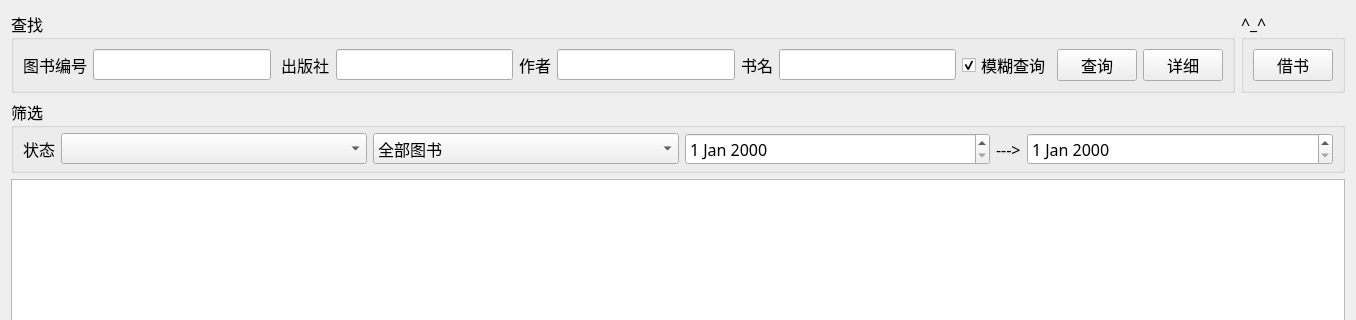
Above: BookWidget.ui from zy98/LibraryManagement before the change; both pictures show x 0 to 1356 and y 0 to 320 of the 1356 by 688 pixel window. Below: the same form after it.
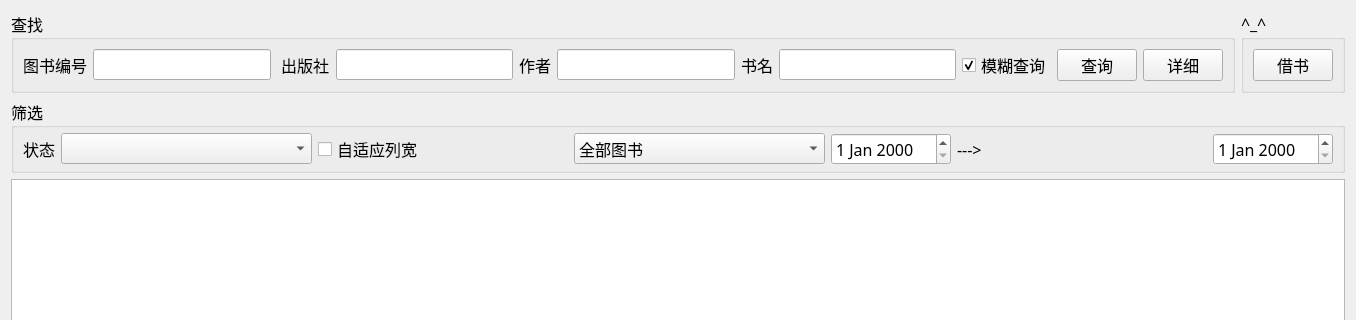
That is the form after the change.

The edit to the form file:
```diff
--- a/BookWidget.ui
+++ b/BookWidget.ui
@@ -146,13 +146,41 @@
      <property name="title">
       <string>筛选</string>
      </property>
-     <layout class="QGridLayout" name="gridlayout_match" columnstretch="0,2,2,2,0,2">
+     <layout class="QGridLayout" name="gridlayout_match" columnstretch="0,2,2,2,0,2,0">
       <property name="topMargin">
        <number>5</number>
       </property>
       <property name="bottomMargin">
        <number>5</number>
       </property>
+      <item row="0" column="4">
+       <widget class="QDateEdit" name="dateEdit"/>
+      </item>
+      <item row="0" column="3">
+       <widget class="QComboBox" name="comboBox">
+        <item>
+         <property name="text">
+          <string>全部图书</string>
+         </property>
+        </item>
+        <item>
+         <property name="text">
+          <string>出版日期</string>
+         </property>
+        </item>
+        <item>
+         <property name="text">
+          <string>入库日期</string>
+         </property>
+        </item>
+       </widget>
+      </item>
+      <item row="0" column="6">
+       <widget class="QDateEdit" name="dateEdit_2"/>
+      </item>
+      <item row="0" column="1">
+       <widget class="QComboBox" name="comboBox_2"/>
+      </item>
       <item row="0" column="0">
        <widget class="QLabel" name="label_8">
         <property name="text">
@@ -163,40 +191,19 @@
         </property>
        </widget>
       </item>
-      <item row="0" column="1">
-       <widget class="QComboBox" name="comboBox_2"/>
-      </item>
-      <item row="0" column="2">
-       <widget class="QComboBox" name="comboBox">
-        <item>
-         <property name="text">
-          <string>全部图书</string>
-         </property>
-        </item>
-        <item>
-         <property name="text">
-          <string>出版日期</string>
-         </property>
-        </item>
-        <item>
-         <property name="text">
-          <string>入库日期</string>
-         </property>
-        </item>
-       </widget>
-      </item>
-      <item row="0" column="3">
-       <widget class="QDateEdit" name="dateEdit"/>
-      </item>
-      <item row="0" column="4">
+      <item row="0" column="5">
        <widget class="QLabel" name="label_6">
         <property name="text">
          <string>---&gt;</string>
         </property>
        </widget>
       </item>
-      <item row="0" column="5">
-       <widget class="QDateEdit" name="dateEdit_2"/>
+      <item row="0" column="2">
+       <widget class="QCheckBox" name="checkBox">
+        <property name="text">
+         <string>自适应列宽</string>
+        </property>
+       </widget>
       </item>
      </layout>
     </widget>
```
